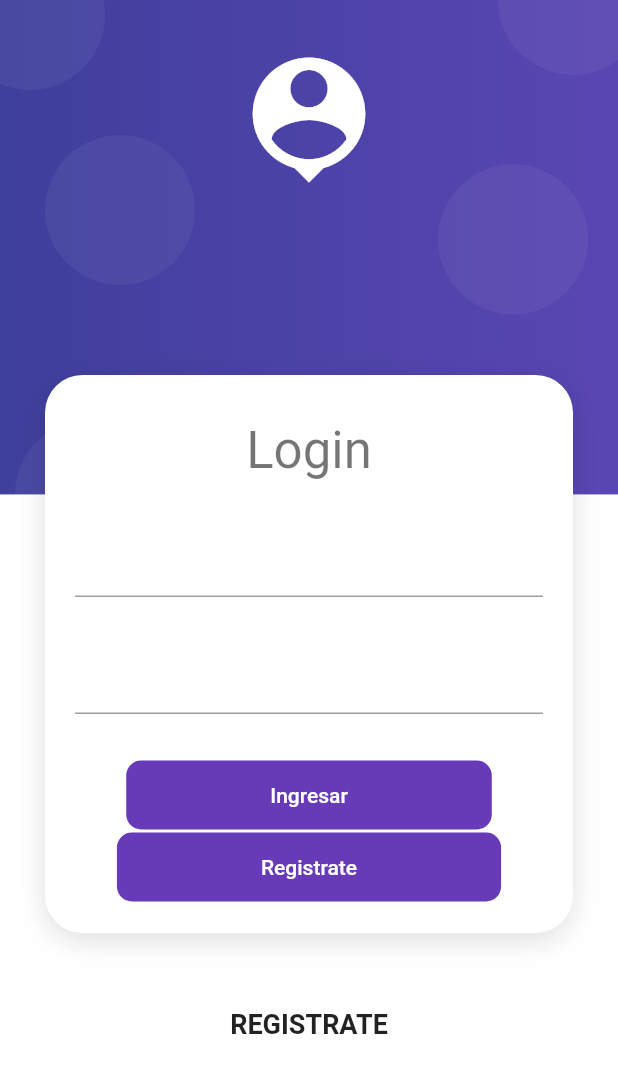
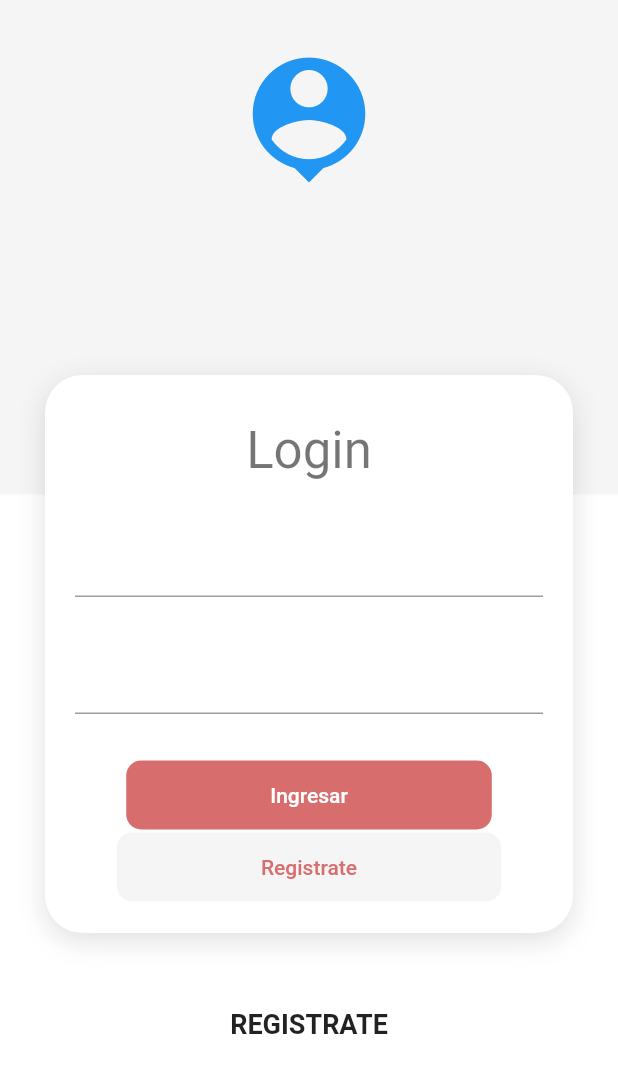
Before and after one commit to CristianEstrada/conectados_1, a Flutter app: the screen it shows after launch, on a phone screen of 412 x 824 dp. Shown: the top 1073 px of the screen. Run offline on Flutter 3.47's test engine with Material 2 defaults, Android fonts, the phone set to English and light mode, and no system bars.

Commit message:
login update
adding colors according design

```diff
--- a/lib/screens/home_screen.dart
+++ b/lib/screens/home_screen.dart
@@ -1,14 +1,12 @@
 import 'package:flutter/material.dart';
 
-
 class HomeScreen extends StatelessWidget {
-
   @override
   Widget build(BuildContext context) {
-    return Scaffold(
+    return const Scaffold(
       body: Center(
         child: Text('HomeScreen'),
-     ),
-   );
+      ),
+    );
   }
 }
--- a/lib/screens/login_screen.dart
+++ b/lib/screens/login_screen.dart
@@ -89,7 +89,7 @@ class _LoginForm extends StatelessWidget {
                   borderRadius: BorderRadius.circular(10)),
               disabledColor: Colors.grey,
               elevation: 0,
-              color: Colors.deepPurple,
+              color: Color.fromRGBO(216, 109, 109, 1),
               child: Container(
                   padding: EdgeInsets.symmetric(horizontal: 80, vertical: 15),
                   child: Text(
@@ -117,12 +117,12 @@ class _LoginForm extends StatelessWidget {
                   borderRadius: BorderRadius.circular(10)),
               disabledColor: Colors.grey,
               elevation: 0,
-              color: Colors.deepPurple,
+              color: Color.fromRGBO(245, 245, 245, 1),
               child: Container(
                   padding: EdgeInsets.symmetric(horizontal: 80, vertical: 15),
                   child: Text(
                     loginForm.isLoading ? 'Espere' : 'Registrate',
-                    style: TextStyle(color: Colors.white),
+                    style: TextStyle(color: Color.fromRGBO(216, 109, 109, 1)),
                   )),
               onPressed: loginForm.isLoading
                   ? null
--- a/lib/widgets/auth_background.dart
+++ b/lib/widgets/auth_background.dart
@@ -1,13 +1,9 @@
 import 'package:flutter/material.dart';
 
 class AuthBackground extends StatelessWidget {
-
   final Widget child;
 
-  const AuthBackground({
-    Key? key,
-    required this.child
-  }) : super(key: key);
+  const AuthBackground({Key? key, required this.child}) : super(key: key);
 
   @override
   Widget build(BuildContext context) {
@@ -17,13 +13,9 @@ class AuthBackground extends StatelessWidget {
       height: double.infinity,
       child: Stack(
         children: [
-
           _PurpleBox(),
-
           _HeaderIcon(),
-
           this.child,
-
         ],
       ),
     );
@@ -31,64 +23,36 @@ class AuthBackground extends StatelessWidget {
 }
 
 class _HeaderIcon extends StatelessWidget {
-
   @override
   Widget build(BuildContext context) {
     return SafeArea(
       child: Container(
         width: double.infinity,
-        margin: EdgeInsets.only( top: 30 ),
-        child: Icon( Icons.person_pin, color: Colors.white, size: 100 ),
+        margin: const EdgeInsets.only(top: 30),
+        child: const Icon(Icons.person_pin, color: Colors.blue, size: 100),
       ),
     );
   }
 }
 
-
 class _PurpleBox extends StatelessWidget {
+  get colors => null;
 
   @override
   Widget build(BuildContext context) {
-
     final size = MediaQuery.of(context).size;
 
     return Container(
       width: double.infinity,
       height: size.height * 0.4,
-      decoration: _purpleBackground(),
+      decoration: _whiteBackground(),
       child: Stack(
-        children: [
-          Positioned(child: _Bubble(), top: 90, left: 30 ),
-          Positioned(child: _Bubble(), top: -40, left: -30 ),
-          Positioned(child: _Bubble(), top: -50, right: -20 ),
-          Positioned(child: _Bubble(), bottom: -50, left: 10 ),
-          Positioned(child: _Bubble(), bottom: 120, right: 20 ),
-        ],
+        children: [],
       ),
     );
   }
 
-  BoxDecoration _purpleBackground() => BoxDecoration(
-    gradient: LinearGradient(
-      colors: [
-        Color.fromRGBO(63, 63, 156, 1),
-        Color.fromRGBO(90, 70, 178, 1)
-      ]
-    )
+  BoxDecoration _whiteBackground() => const BoxDecoration(
+        color: Color.fromRGBO(245, 245, 245, 1),
       );
 }
-
-class _Bubble extends StatelessWidget {
-
-  @override
-  Widget build(BuildContext context) {
-    return Container(
-      width: 100,
-      height: 100,
-      decoration: BoxDecoration(
-        borderRadius: BorderRadius.circular(100),
-        color: Color.fromRGBO(255, 255, 255, 0.05)
-      ),
-    );
-  }
-}
--- a/lib/widgets/card_container.dart
+++ b/lib/widgets/card_container.dart
@@ -1,21 +1,17 @@
 import 'package:flutter/material.dart';
 
 class CardContainer extends StatelessWidget {
-
   final Widget child;
 
-  const CardContainer({
-    Key? key,
-    required this.child
-  }) : super(key: key);
+  const CardContainer({Key? key, required this.child}) : super(key: key);
 
   @override
   Widget build(BuildContext context) {
     return Padding(
-      padding: EdgeInsets.symmetric( horizontal: 30 ),
+      padding: EdgeInsets.symmetric(horizontal: 30),
       child: Container(
         width: double.infinity,
-          padding: EdgeInsets.all( 20 ),
+        padding: EdgeInsets.all(20),
         decoration: _createCardShape(),
         child: this.child,
       ),
@@ -26,11 +22,10 @@ class CardContainer extends StatelessWidget {
           color: Colors.white,
           borderRadius: BorderRadius.circular(25),
           boxShadow: [
-      BoxShadow(
+            const BoxShadow(
               color: Colors.black12,
               blurRadius: 15,
               offset: Offset(0, 5),
             )
-    ]
-  );
+          ]);
 }
```
Also changed, not shown: 1 other file. Lines whose indentation alone changed are shown as unchanged.
